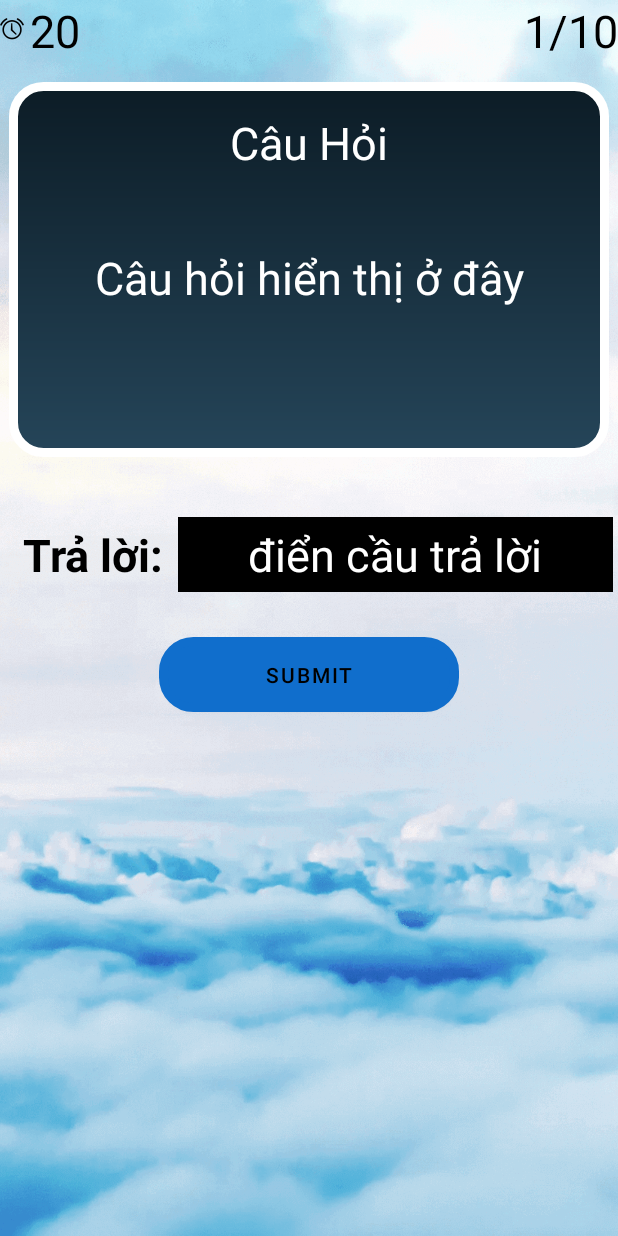
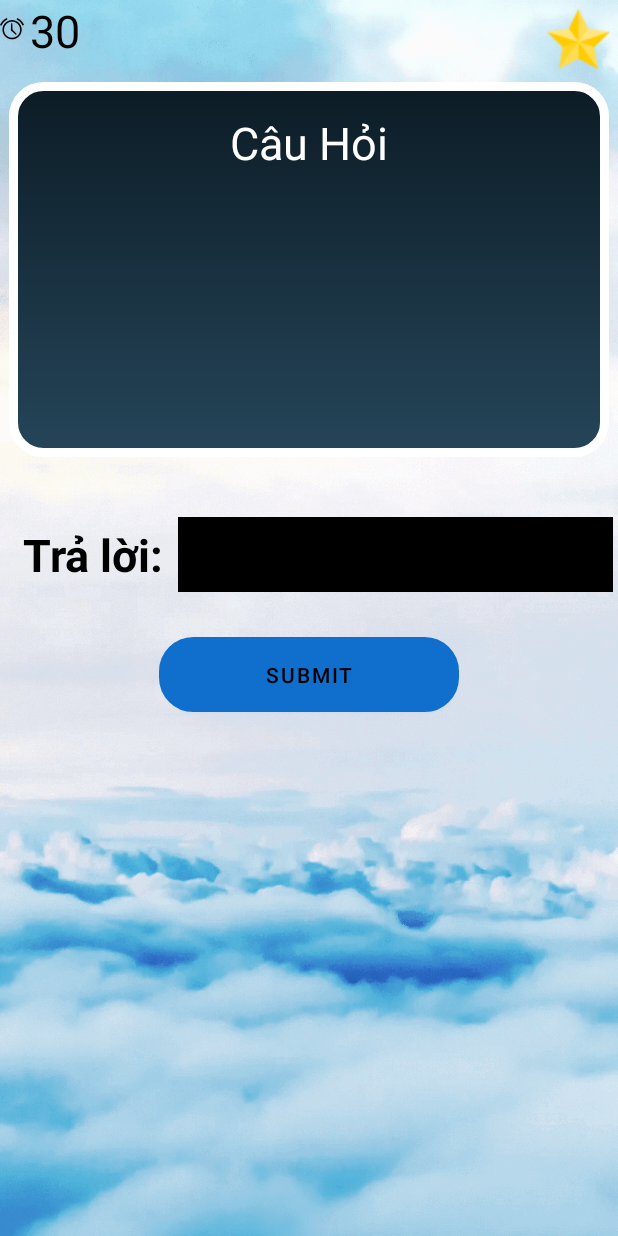
Before and after one commit to vitramkhoi2044/ProjectLearningEnglish, an Android app: the layout activity_correctwords.xml on its own in the app's theme, with its tools: preview values and no code run, on a phone screen of 412 x 824 dp. Run offline under Robolectric (Android 15) with nearby library versions, the phone set to English and light mode, and no system bars; Roboto replaces fonts that are not available here.

Commit message:
update correct word

```diff
--- a/Learning English/app/src/main/AndroidManifest.xml
+++ b/Learning English/app/src/main/AndroidManifest.xml
@@ -18,6 +18,8 @@
                 <category android:name="android.intent.category.LAUNCHER" />
             </intent-filter>
         </activity>
+        <activity android:name=".ActivityCorrectWord"/>
+        <activity android:name=".ActivityResultCorrectWord"/>
         <meta-data
             android:name="preloaded_fonts"
             android:resource="@array/preloaded_fonts" />
--- a/Learning English/app/src/main/java/com/example/learningenglish/MainActivity.java
+++ b/Learning English/app/src/main/java/com/example/learningenglish/MainActivity.java
@@ -26,11 +26,11 @@ public class MainActivity extends AppCompatActivity {
     protected void onCreate(Bundle savedInstanceState) {
         super.onCreate(savedInstanceState);
         setContentView(R.layout.activity_main);
-        bt = (Button)findViewById(R.id.BtnQuiz);
+        bt = (Button)findViewById(R.id.BtnWord);
         bt.setOnClickListener(new View.OnClickListener() {
             @Override
             public void onClick(View v) {
-                Intent intent = new Intent(MainActivity.this,activity_englishquiz.class);
+                Intent intent = new Intent(MainActivity.this,ActivityCorrectWord.class);
                 startActivity(intent);
             }
         });
--- a/Learning English/app/src/main/res/layout/activity_correctwords.xml
+++ b/Learning English/app/src/main/res/layout/activity_correctwords.xml
@@ -1,11 +1,8 @@
 <?xml version="1.0" encoding="utf-8"?>
-<RelativeLayout xmlns:android="http://schemas.android.com/apk/res/android"
-    xmlns:app="http://schemas.android.com/apk/res-auto"
-    xmlns:tools="http://schemas.android.com/tools"
+<androidx.constraintlayout.widget.ConstraintLayout xmlns:android="http://schemas.android.com/apk/res/android"
     android:layout_width="match_parent"
     android:layout_height="match_parent"
-    tools:context=".MainActivity">
-
+    xmlns:app="http://schemas.android.com/apk/res-auto">
     <RelativeLayout
         android:layout_width="match_parent"
         android:layout_height="match_parent"
@@ -26,13 +23,26 @@
             />
 
         <TextView
-            android:id="@+id/textView4"
+            android:id="@+id/TxtTotalStar"
             android:layout_width="wrap_content"
             android:layout_height="wrap_content"
-            android:layout_alignParentRight="true"
-            android:text="1/10"
+            android:textStyle="bold"
+            android:textSize="40dp"
             android:textColor="@color/black"
-            android:textSize="30dp" />
+            android:textAlignment="textEnd"
+            android:layout_alignParentEnd="true"
+            android:layout_marginRight="50dp"
+            />
+
+        <ImageView
+            android:id="@+id/ImgStar"
+            android:layout_width="42dp"
+            android:layout_height="40dp"
+            android:layout_alignParentEnd="true"
+            android:src="@drawable/star"
+            android:layout_marginRight="5dp"
+            android:layout_marginTop="6dp"
+            />
 
         <Chronometer
             android:id="@+id/Chrono"
@@ -40,7 +50,7 @@
             android:layout_height="wrap_content"
             android:layout_toRightOf="@id/TxtDongho"
             android:countDown="true"
-            android:format="20"
+            android:format="30"
             android:textColor="@color/black"
             android:textSize="30dp" />
 
@@ -69,12 +79,11 @@
 
             <TextView
                 android:id="@+id/TxtQuestion"
-                android:layout_width="300dp"
+                android:layout_width="390dp"
                 android:layout_height="60dp"
                 android:layout_below="@id/TxtCauhoi"
                 android:layout_centerHorizontal="true"
                 android:layout_marginTop="40dp"
-                android:text="Câu hỏi hiển thị ở đây"
                 android:textAlignment="center"
                 android:textColor="@color/white"
                 android:textSize="30dp" />
@@ -101,7 +110,6 @@
             android:layout_below="@id/TxtLayoutCenter"
             android:layout_marginTop="40dp"
             android:layout_toRightOf="@id/TxtTraloi"
-            android:text="điển cầu trả lời"
             android:textAlignment="center"
             android:textColor="@color/white"
             android:textSize="30dp"
@@ -121,5 +129,47 @@
             android:textColor="@color/black"
             android:background="@drawable/quiz_background"
             />
+
+        <TextView
+            android:id="@+id/tmpRight"
+            android:layout_height="wrap_content"
+            android:layout_width="match_parent"
+            android:layout_below="@id/BtnSubmit"
+            android:layout_marginTop="50dp"
+            android:textColor="@color/black"
+            android:textSize="20dp"
+            />
+        <TextView
+            android:id="@+id/tmpWrong"
+            android:layout_height="wrap_content"
+            android:layout_width="match_parent"
+            android:layout_below="@id/tmpRight"
+            android:textColor="@color/black"
+            android:textSize="20dp"
+            />
+        <TextView
+            android:id="@+id/totalRight"
+            android:layout_height="wrap_content"
+            android:layout_width="match_parent"
+            android:layout_below="@id/tmpWrong"
+            android:textColor="@color/black"
+            android:textSize="20dp"
+            />
+        <TextView
+            android:id="@+id/totalWrong"
+            android:layout_height="wrap_content"
+            android:layout_width="match_parent"
+            android:layout_below="@id/totalRight"
+            android:textColor="@color/black"
+            android:textSize="20dp"
+            />
+        <TextView
+            android:id="@+id/Level"
+            android:layout_height="wrap_content"
+            android:layout_width="match_parent"
+            android:layout_below="@id/totalWrong"
+            android:textColor="@color/black"
+            android:textSize="20dp"
+            />
     </RelativeLayout>
-</RelativeLayout>
+</androidx.constraintlayout.widget.ConstraintLayout>
```
Also changed, not shown: Learning English/app/src/main/java/com/example/learningenglish/ActivityCorrectWord.java (added, +380 -0 lines), Learning English/app/src/main/java/com/example/learningenglish/ActivityResultCorrectWord.java (added, +52 -0 lines), Learning English/app/src/main/java/com/example/learningenglish/Word.java (added, +16 -0 lines), Learning English/app/src/main/res/layout/activity_resultcorrectword.xml (+4 -6 lines).
